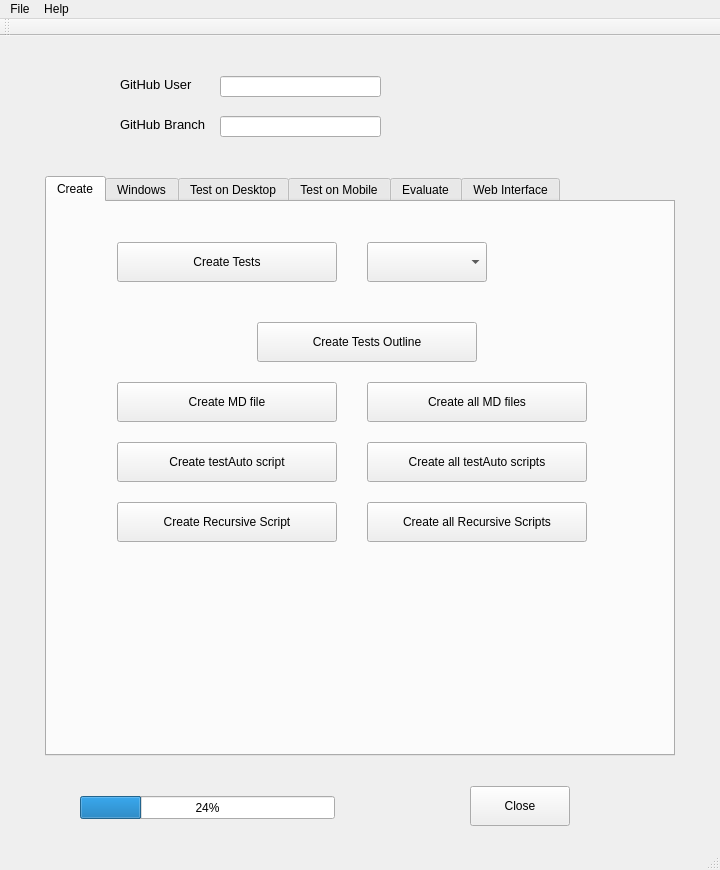
First picture: the form in tools/nitpick/ui/Nitpick.ui, repository wilbown/hifi, before the edit.
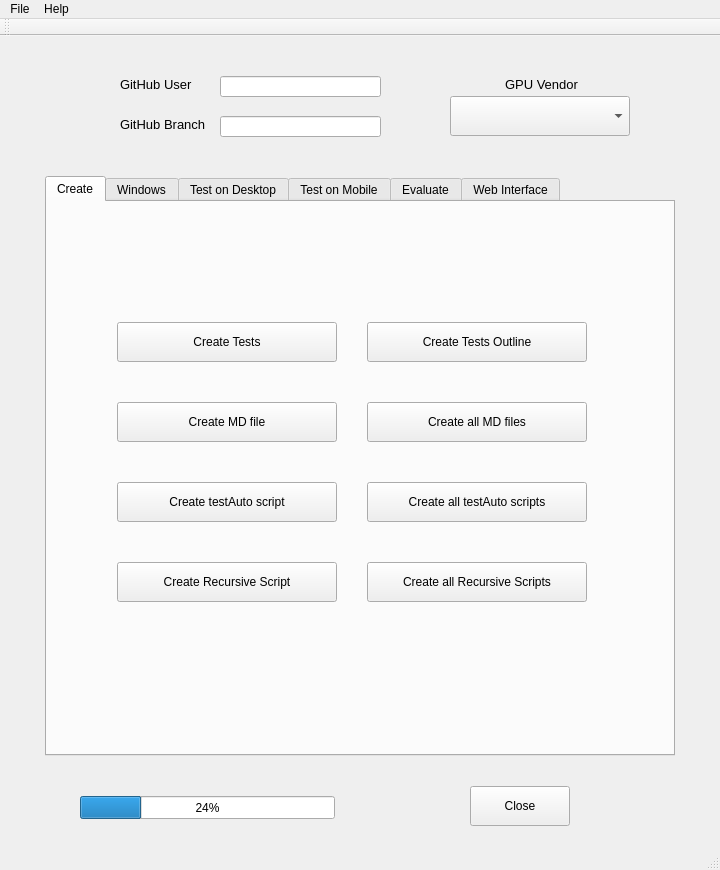
Second picture: the form after the edit. The open tabs and pages were chosen to show the change.

The edit to the form file:
```diff
--- a/tools/nitpick/ui/Nitpick.ui
+++ b/tools/nitpick/ui/Nitpick.ui
@@ -56,7 +56,7 @@
       <property name="geometry">
        <rect>
         <x>70</x>
-        <y>40</y>
+        <y>120</y>
         <width>220</width>
         <height>40</height>
        </rect>
@@ -69,7 +69,7 @@
       <property name="geometry">
        <rect>
         <x>70</x>
-        <y>180</y>
+        <y>200</y>
         <width>220</width>
         <height>40</height>
        </rect>
@@ -82,7 +82,7 @@
       <property name="geometry">
        <rect>
         <x>320</x>
-        <y>180</y>
+        <y>200</y>
         <width>220</width>
         <height>40</height>
        </rect>
@@ -94,7 +94,7 @@
      <widget class="QPushButton" name="createTestsOutlinePushbutton">
       <property name="geometry">
        <rect>
-        <x>210</x>
+        <x>320</x>
         <y>120</y>
         <width>220</width>
         <height>40</height>
@@ -108,7 +108,7 @@
       <property name="geometry">
        <rect>
         <x>70</x>
-        <y>300</y>
+        <y>360</y>
         <width>220</width>
         <height>40</height>
        </rect>
@@ -121,7 +121,7 @@
       <property name="geometry">
        <rect>
         <x>320</x>
-        <y>300</y>
+        <y>360</y>
         <width>220</width>
         <height>40</height>
        </rect>
@@ -134,7 +134,7 @@
       <property name="geometry">
        <rect>
         <x>70</x>
-        <y>240</y>
+        <y>280</y>
         <width>220</width>
         <height>40</height>
        </rect>
@@ -147,7 +147,7 @@
       <property name="geometry">
        <rect>
         <x>320</x>
-        <y>240</y>
+        <y>280</y>
         <width>220</width>
         <height>40</height>
        </rect>
@@ -156,16 +156,6 @@
        <string>Create all testAuto scripts</string>
       </property>
      </widget>
-     <widget class="QComboBox" name="clientProfileComboBox">
-      <property name="geometry">
-       <rect>
-        <x>320</x>
-        <y>40</y>
-        <width>120</width>
-        <height>40</height>
-       </rect>
-      </property>
-     </widget>
     </widget>
     <widget class="QWidget" name="tab_4">
      <attribute name="title">
@@ -1186,6 +1176,39 @@
      </rect>
     </property>
    </widget>
+   <widget class="QComboBox" name="gpuVendorComboBox">
+    <property name="geometry">
+     <rect>
+      <x>450</x>
+      <y>60</y>
+      <width>180</width>
+      <height>40</height>
+     </rect>
+    </property>
+    <property name="font">
+     <font>
+      <pointsize>14</pointsize>
+     </font>
+    </property>
+   </widget>
+   <widget class="QLabel" name="label_5">
+    <property name="geometry">
+     <rect>
+      <x>505</x>
+      <y>40</y>
+      <width>81</width>
+      <height>16</height>
+     </rect>
+    </property>
+    <property name="font">
+     <font>
+      <pointsize>10</pointsize>
+     </font>
+    </property>
+    <property name="text">
+     <string>GPU Vendor</string>
+    </property>
+   </widget>
   </widget>
   <widget class="QMenuBar" name="menuBar">
    <property name="geometry">
```
Left out of the diff: 10 changed lines with no effect on the pictures.
